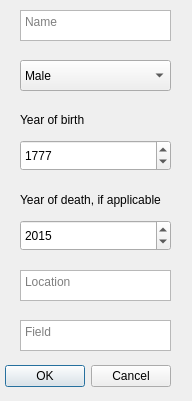
Qt form 3Vikna/include/sciencepopup.ui (OArnarsson/Qt-SQLite-DesktopApp) before a commit.
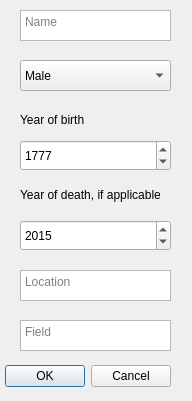
The same form after that commit.

Patch:
```diff
--- a/3Vikna/include/sciencepopup.ui
+++ b/3Vikna/include/sciencepopup.ui
@@ -178,9 +178,9 @@
    <property name="geometry">
     <rect>
      <x>20</x>
-     <y>190</y>
-     <width>151</width>
-     <height>20</height>
+     <y>179</y>
+     <width>161</width>
+     <height>31</height>
     </rect>
    </property>
    <property name="text">
```
